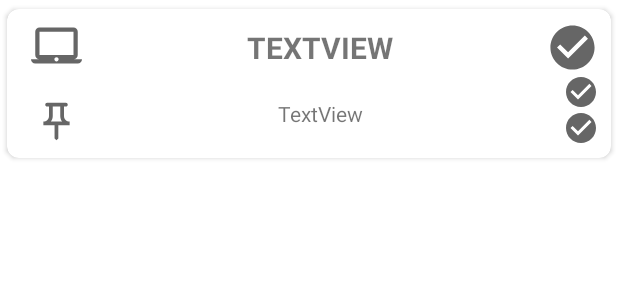
After one commit to harvestcore/ipmdroid2.0, an Android app: the layout server_row.xml on its own in the app's theme, with its tools: preview values and no code run, on a phone screen of 412 x 824 dp. The commit adds this screen. Shown: the top 300 px of the screen. Run offline under Robolectric (Android 15) with nearby library versions, the phone set to English and light mode, and no system bars.

Commit message:
Servers display

```diff
--- a/app/src/main/java/com/hc/ipmdroid20/ui/LogFragment.java
+++ b/app/src/main/java/com/hc/ipmdroid20/ui/LogFragment.java
@@ -26,11 +26,6 @@ public class LogFragment extends Fragment {
     ArrayList<Function> removeCallbacks = new ArrayList<>();
 
     public LogFragment() {}
-
-    @Override
-    public void onCreate(Bundle savedInstanceState) {
-        super.onCreate(savedInstanceState);
-    }
 
     @Override
     public View onCreateView(LayoutInflater inflater, ViewGroup container,
--- /dev/null
+++ b/app/src/main/res/drawable/icon_check.xml
@@ -0,0 +1,10 @@
+<vector xmlns:android="http://schemas.android.com/apk/res/android"
+    android:width="24dp"
+    android:height="24dp"
+    android:viewportWidth="24"
+    android:viewportHeight="24"
+    android:tint="?attr/colorControlNormal">
+  <path
+      android:fillColor="@android:color/white"
+      android:pathData="M12,2C6.48,2 2,6.48 2,12s4.48,10 10,10 10,-4.48 10,-10S17.52,2 12,2zM10,17l-5,-5 1.41,-1.41L10,14.17l7.59,-7.59L19,8l-9,9z"/>
+</vector>
--- /dev/null
+++ b/app/src/main/res/drawable/icon_pin.xml
@@ -0,0 +1,10 @@
+<vector xmlns:android="http://schemas.android.com/apk/res/android"
+    android:width="24dp"
+    android:height="24dp"
+    android:viewportWidth="24"
+    android:viewportHeight="24"
+    android:tint="?attr/colorControlNormal">
+  <path
+      android:fillColor="@android:color/white"
+      android:pathData="M14,4v5c0,1.12 0.37,2.16 1,3H9c0.65,-0.86 1,-1.9 1,-3V4H14M17,2H7C6.45,2 6,2.45 6,3c0,0.55 0.45,1 1,1c0,0 0,0 0,0l1,0v5c0,1.66 -1.34,3 -3,3v2h5.97v7l1,1l1,-1v-7H19v-2c0,0 0,0 0,0c-1.66,0 -3,-1.34 -3,-3V4l1,0c0,0 0,0 0,0c0.55,0 1,-0.45 1,-1C18,2.45 17.55,2 17,2L17,2z"/>
+</vector>
--- /dev/null
+++ b/app/src/main/res/layout/server_row.xml
@@ -0,0 +1,94 @@
+<?xml version="1.0" encoding="utf-8"?>
+<androidx.cardview.widget.CardView xmlns:android="http://schemas.android.com/apk/res/android"
+    xmlns:app="http://schemas.android.com/apk/res-auto"
+    xmlns:tools="http://schemas.android.com/tools"
+    android:layout_width="match_parent"
+    android:layout_height="wrap_content"
+    android:animateLayoutChanges="true"
+    app:cardCornerRadius="8dp"
+    app:cardElevation="2dp"
+    app:cardUseCompatPadding="true">
+
+    <androidx.constraintlayout.widget.ConstraintLayout
+        android:layout_width="match_parent"
+        android:layout_height="wrap_content"
+        android:animateLayoutChanges="true">
+
+        <TextView
+            android:id="@+id/serverNameLabel"
+            android:layout_width="wrap_content"
+            android:layout_height="wrap_content"
+            android:text="TextView"
+            android:textAllCaps="true"
+            android:textSize="20sp"
+            android:textStyle="bold"
+            app:layout_constraintBottom_toBottomOf="@+id/healthIcon"
+            app:layout_constraintEnd_toStartOf="@+id/healthIcon"
+            app:layout_constraintStart_toEndOf="@+id/serverIcon"
+            app:layout_constraintTop_toTopOf="@+id/healthIcon" />
+
+        <TextView
+            android:id="@+id/serverURI"
+            android:layout_width="wrap_content"
+            android:layout_height="wrap_content"
+            android:text="TextView"
+            android:textSize="14dp"
+            app:layout_constraintBottom_toBottomOf="parent"
+            app:layout_constraintEnd_toEndOf="@+id/serverNameLabel"
+            app:layout_constraintStart_toStartOf="@+id/serverNameLabel"
+            app:layout_constraintTop_toBottomOf="@+id/serverNameLabel" />
+
+        <ImageView
+            android:id="@+id/serverIcon"
+            android:layout_width="50dp"
+            android:layout_height="50dp"
+            android:layout_marginStart="8dp"
+            android:padding="8dp"
+            app:layout_constraintStart_toStartOf="parent"
+            app:layout_constraintTop_toTopOf="parent"
+            app:srcCompat="@drawable/icon_machine" />
+
+        <ImageView
+            android:id="@+id/healthIcon"
+            android:layout_width="35dp"
+            android:layout_height="35dp"
+            android:layout_marginTop="8dp"
+            android:layout_marginEnd="8dp"
+            app:layout_constraintEnd_toEndOf="parent"
+            app:layout_constraintTop_toTopOf="parent"
+            app:srcCompat="@drawable/icon_check" />
+
+        <ImageView
+            android:id="@+id/currentServerIcon"
+            android:layout_width="30dp"
+            android:layout_height="30dp"
+            app:layout_constraintBottom_toBottomOf="parent"
+            app:layout_constraintEnd_toEndOf="@+id/serverIcon"
+            app:layout_constraintStart_toStartOf="@+id/serverIcon"
+            app:layout_constraintTop_toBottomOf="@+id/serverIcon"
+            app:srcCompat="@drawable/icon_pin" />
+
+        <ImageView
+            android:id="@+id/dockerStatusIcon"
+            android:layout_width="wrap_content"
+            android:layout_height="wrap_content"
+            android:layout_marginEnd="8dp"
+            android:layout_marginBottom="8dp"
+            app:layout_constraintBottom_toBottomOf="parent"
+            app:layout_constraintEnd_toEndOf="parent"
+            app:srcCompat="@drawable/icon_check" />
+
+        <ImageView
+            android:id="@+id/mongoStatusIcon"
+            android:layout_width="wrap_content"
+            android:layout_height="wrap_content"
+            android:layout_marginEnd="8dp"
+            app:layout_constraintBottom_toTopOf="@+id/dockerStatusIcon"
+            app:layout_constraintEnd_toEndOf="parent"
+            app:layout_constraintTop_toBottomOf="@+id/healthIcon"
+            app:srcCompat="@drawable/icon_check" />
+
+
+    </androidx.constraintlayout.widget.ConstraintLayout>
+
+</androidx.cardview.widget.CardView>
```
Also changed, not shown: app/src/main/java/com/hc/ipmdroid20/api/models/Server.java (+12 -0 lines), app/src/main/java/com/hc/ipmdroid20/api/server/ServerManager.java (+13 -0 lines), app/src/main/java/com/hc/ipmdroid20/ui/ServersFragment.java (+84 -45 lines), app/src/main/java/com/hc/ipmdroid20/ui/holders/ServerHolder.java (added, +31 -0 lines), app/src/main/res/drawable/icon_pin_filled.xml (added, +11 -0 lines), app/src/main/res/layout/fragment_servers.xml (+12 -7 lines), app/src/main/res/layout/log_row.xml (+0 -10 lines).
